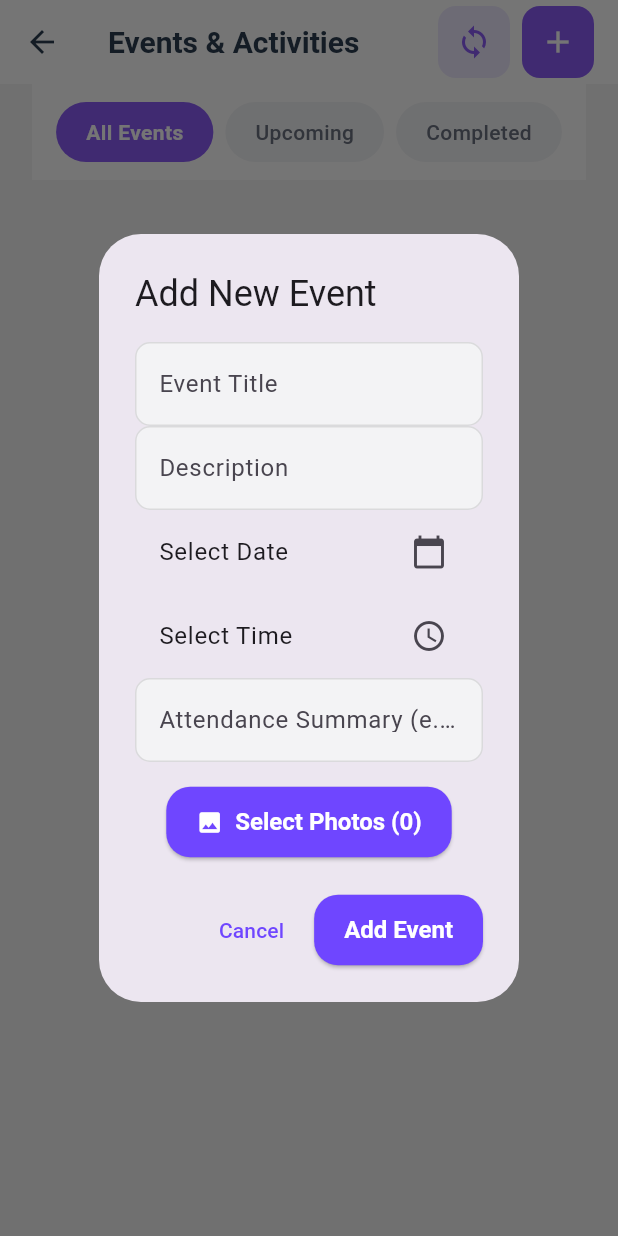
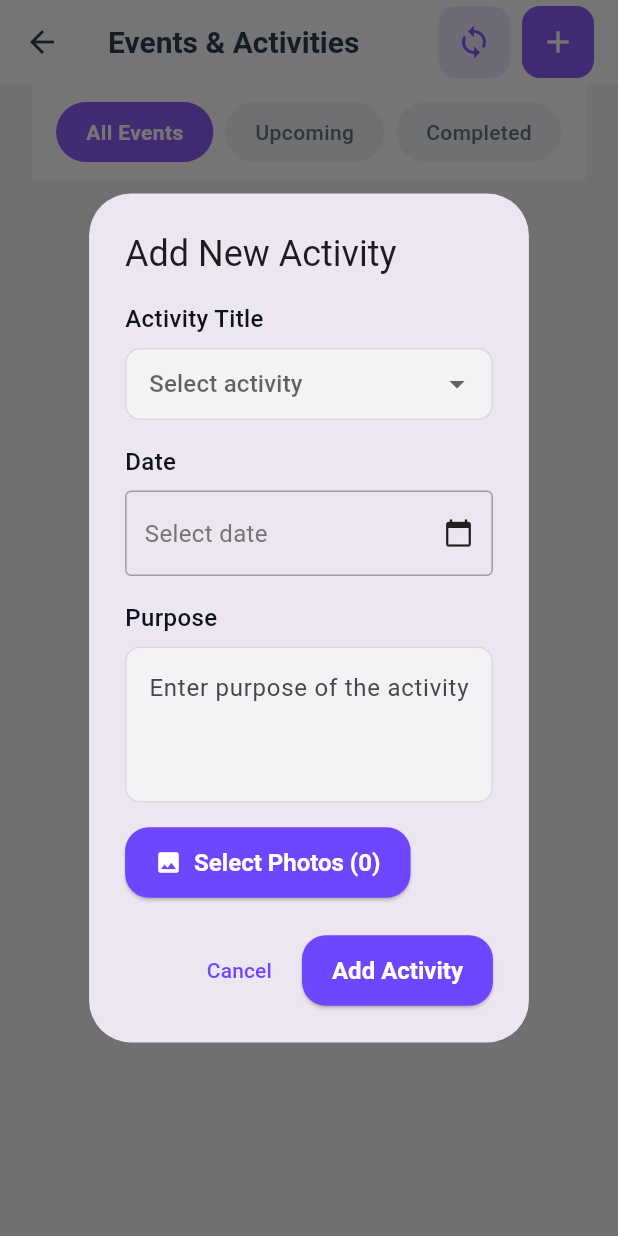
Before and after one commit to Harshal0308/Saral_Samadhan_APP, a Flutter app: the EventsActivitiesPage screen opened directly, after a tap on the "add" icon, on a phone screen of 412 x 824 dp. Run offline on Flutter 3.47's test engine with Material 3 defaults, Android fonts, the light colour scheme and no system bars; our stand-ins replace cached_network_image, connectivity_plus, dotted_border, fl_chart, flutter_dotenv, flutter_local_notifications and 11 more; missing offline and left inert: dart:ffi, excel, google_mlkit_face_detection, tflite_flutter; accounts and stored records are empty; statements that could not run were skipped.

Commit message:
cv
Monthly report

```diff
--- a/lib/main.dart
+++ b/lib/main.dart
@@ -20,6 +20,7 @@ import 'package:samadhan_app/providers/event_provider.dart';
 import 'package:samadhan_app/providers/schedule_provider.dart';
 import 'package:samadhan_app/providers/reminder_provider.dart';
 import 'package:samadhan_app/providers/media_gallery_provider.dart';
+import 'package:samadhan_app/providers/monthly_activity_provider.dart';
 import 'package:samadhan_app/l10n/app_localizations.dart';
 
 import 'package:samadhan_app/services/face_recognition_service.dart';
@@ -65,6 +66,7 @@ class MyApp extends StatelessWidget {
         ChangeNotifierProvider(create: (_) => OfflineSyncProvider()),
         ChangeNotifierProvider(create: (_) => EventProvider()..loadEvents()),
         ChangeNotifierProvider(create: (_) => MediaGalleryProvider()..loadItems()),
+        ChangeNotifierProvider(create: (_) => MonthlyActivityProvider()..loadActivities()),
         ChangeNotifierProvider(create: (_) => ReminderProvider()..initialize()),
         ChangeNotifierProxyProvider<ReminderProvider, ScheduleProvider>(
           create: (_) => ScheduleProvider()..loadSchedules(),
--- /dev/null
+++ b/lib/models/monthly_activity.dart
@@ -0,0 +1,80 @@
+class MonthlyActivity {
+  final int id;
+  final String name;
+  final String? date;
+  final String? purpose;
+  final String centerName;
+  final DateTime? createdAt;
+
+  MonthlyActivity({
+    required this.id,
+    required this.name,
+    this.date,
+    this.purpose,
+    required this.centerName,
+    this.createdAt,
+  });
+
+  factory MonthlyActivity.fromMap(Map<String, dynamic> map, int id) {
+    return MonthlyActivity(
+      id: id,
+      name: map['name'] as String,
+      date: map['date'] as String?,
+      purpose: map['purpose'] as String?,
+      centerName: (map['centerName'] ?? map['center_name'] ?? '') as String,
+      createdAt: map['createdAt'] != null || map['created_at'] != null
+          ? DateTime.parse((map['createdAt'] ?? map['created_at']) as String)
+          : null,
+    );
+  }
+
+  factory MonthlyActivity.fromSupabase(Map<String, dynamic> map) {
+    return MonthlyActivity(
+      id: map['id'] as int,
+      name: map['name'] as String,
+      date: map['date'] as String?,
+      purpose: map['purpose'] as String?,
+      centerName: map['center_name'] as String? ?? '',
+      createdAt: map['created_at'] != null
+          ? DateTime.parse(map['created_at'] as String)
+          : null,
+    );
+  }
+
+  Map<String, dynamic> toMap() {
+    return {
+      'name': name,
+      'date': date,
+      'purpose': purpose,
+      'centerName': centerName,
+      'createdAt': createdAt?.toIso8601String(),
+    };
+  }
+
+  Map<String, dynamic> toSupabase() {
+    return {
+      'name': name,
+      'date': date,
+      'purpose': purpose,
+      'center_name': centerName,
+    };
+  }
+
+  MonthlyActivity copyWith({
+    int? id,
+    String? name,
+    String? date,
+    String? purpose,
+    String? centerName,
+    DateTime? createdAt,
+  }) {
+    return MonthlyActivity(
+      id: id ?? this.id,
+      name: name ?? this.name,
+      date: date ?? this.date,
+      purpose: purpose ?? this.purpose,
+      centerName: centerName ?? this.centerName,
+      createdAt: createdAt ?? this.createdAt,
+    );
+  }
+}
--- a/lib/pages/events_activities_page.dart
+++ b/lib/pages/events_activities_page.dart
@@ -2,10 +2,12 @@ import 'dart:io';
 import 'package:flutter/material.dart';
 import 'package:image_picker/image_picker.dart';
 import 'package:provider/provider.dart';
+import 'package:intl/intl.dart';
 import 'package:samadhan_app/providers/event_provider.dart';
 import 'package:samadhan_app/providers/offline_sync_provider.dart';
 import 'package:samadhan_app/providers/notification_provider.dart';
 import 'package:samadhan_app/providers/user_provider.dart';
+import 'package:samadhan_app/providers/monthly_activity_provider.dart';
 import 'package:samadhan_app/services/photo_sync_service.dart';
 import 'package:samadhan_app/pages/event_photo_viewer_page.dart';
 import 'package:samadhan_app/pages/event_report_page.dart';
@@ -41,47 +43,108 @@ class _EventsActivitiesPageState extends State<EventsActivitiesPage> {
 
   Future<void> _showAddEventDialog() async {
     final _formKey = GlobalKey<FormState>();
-    String? _title;
-    String? _description;
+    String? _selectedActivity;
+    String? _customActivity;
     DateTime? _selectedDate;
-    TimeOfDay? _selectedTime;
-    String? _attendanceSummary;
+    String? _purpose;
+    final _customActivityController = TextEditingController();
+    final _purposeController = TextEditingController();
 
     // Reset picked images for a new dialog instance
     _pickedImages = [];
 
+    final userProvider = Provider.of<UserProvider>(context, listen: false);
+    final activityProvider = Provider.of<MonthlyActivityProvider>(context, listen: false);
+    final centerName = userProvider.userSettings.selectedCenter ?? '';
+
+    // Load activities for dropdown
+    await activityProvider.loadActivities();
+    final activityNames = activityProvider.getActivityNames(centerName);
+
+    if (!mounted) return;
+
     await showDialog<void>(
       context: context,
       builder: (BuildContext dialogContext) {
-        return StatefulBuilder( // Use StatefulBuilder to update dialog UI
+        return StatefulBuilder(
           builder: (context, setStateInDialog) {
             return AlertDialog(
-              title: const Text('Add New Event'),
+              title: const Text('Add New Activity'),
               content: SingleChildScrollView(
                 child: Form(
                   key: _formKey,
                   child: Column(
                     mainAxisSize: MainAxisSize.min,
+                    crossAxisAlignment: CrossAxisAlignment.start,
                     children: [
-                      TextFormField(
-                        decoration: const InputDecoration(labelText: 'Event Title'),
-                        onSaved: (value) => _title = value,
+                      // Activity Dropdown with option to add new
+                      const Text('Activity Title', style: TextStyle(fontWeight: FontWeight.w500)),
+                      const SizedBox(height: 8),
+                      DropdownButtonFormField<String>(
+                        value: _selectedActivity,
+                        isExpanded: true,
+                        decoration: const InputDecoration(
+                          border: OutlineInputBorder(),
+                          contentPadding: EdgeInsets.symmetric(horizontal: 12, vertical: 8),
+                        ),
+                        hint: const Text('Select activity'),
+                        items: [
+                          ...activityNames.map((name) => DropdownMenuItem(
+                            value: name,
+                            child: Text(name),
+                          )),
+                          const DropdownMenuItem(
+                            value: '__custom__',
+                            child: Text('+ Add new activity', style: TextStyle(color: Colors.blue)),
+                          ),
+                        ],
+                        onChanged: (value) {
+                          setStateInDialog(() {
+                            _selectedActivity = value;
+                            if (value != '__custom__') {
+                              _customActivity = null;
+                              _customActivityController.clear();
+                            }
+                          });
+                        },
                         validator: (value) {
-                          if (value == null || value.isEmpty) return 'Please enter a title';
+                          if (value == null || value.isEmpty) {
+                            return 'Please select an activity';
+                          }
+                          if (value == '__custom__' && (_customActivity == null || _customActivity!.isEmpty)) {
+                            return 'Please enter custom activity name';
+                          }
                           return null;
                         },
                       ),
+
+                      // Custom activity text field (shown when "Add new" is selected)
+                      if (_selectedActivity == '__custom__') ...[
+                        const SizedBox(height: 12),
                         TextFormField(
-                        decoration: const InputDecoration(labelText: 'Description'),
-                        onSaved: (value) => _description = value,
+                          controller: _customActivityController,
+                          decoration: const InputDecoration(
+                            labelText: 'New Activity Name',
+                            border: OutlineInputBorder(),
+                          ),
+                          onChanged: (value) {
+                            _customActivity = value;
+                          },
                           validator: (value) {
-                          if (value == null || value.isEmpty) return 'Please enter a description';
+                            if (_selectedActivity == '__custom__' && (value == null || value.isEmpty)) {
+                              return 'Please enter activity name';
+                            }
                             return null;
                           },
                         ),
-                      ListTile(
-                        title: Text(_selectedDate == null ? 'Select Date' : 'Date: ${_selectedDate!.toLocal().toString().split(' ')[0]}'),
-                        trailing: const Icon(Icons.calendar_today),
+                      ],
+
+                      const SizedBox(height: 16),
+
+                      // Date picker
+                      const Text('Date', style: TextStyle(fontWeight: FontWeight.w500)),
+                      const SizedBox(height: 8),
+                      InkWell(
                         onTap: () async {
                           final DateTime? picked = await showDatePicker(
                             context: dialogContext,
@@ -95,34 +158,64 @@ class _EventsActivitiesPageState extends State<EventsActivitiesPage> {
                             });
                           }
                         },
+                        child: Container(
+                          padding: const EdgeInsets.symmetric(horizontal: 12, vertical: 16),
+                          decoration: BoxDecoration(
+                            border: Border.all(color: Colors.grey),
+                            borderRadius: BorderRadius.circular(4),
                           ),
-                      ListTile(
-                        title: Text(_selectedTime == null ? 'Select Time' : 'Time: ${_selectedTime!.format(dialogContext)}'),
-                        trailing: const Icon(Icons.access_time),
-                        onTap: () async {
-                          final TimeOfDay? picked = await showTimePicker(
-                            context: dialogContext,
-                            initialTime: _selectedTime ?? TimeOfDay.now(),
-                          );
-                          if (picked != null) {
-                            setStateInDialog(() {
-                              _selectedTime = picked;
-                            });
+                          child: Row(
+                            mainAxisAlignment: MainAxisAlignment.spaceBetween,
+                            children: [
+                              Text(
+                                _selectedDate == null
+                                    ? 'Select date'
+                                    : DateFormat('dd/MM/yyyy').format(_selectedDate!),
+                                style: TextStyle(
+                                  color: _selectedDate == null ? Colors.grey[600] : Colors.black,
+                                ),
+                              ),
+                              const Icon(Icons.calendar_today, size: 20),
+                            ],
+                          ),
+                        ),
+                      ),
+
+                      const SizedBox(height: 16),
+
+                      // Purpose field
+                      const Text('Purpose', style: TextStyle(fontWeight: FontWeight.w500)),
+                      const SizedBox(height: 8),
+                      TextFormField(
+                        controller: _purposeController,
+                        maxLines: 3,
+                        decoration: const InputDecoration(
+                          hintText: 'Enter purpose of the activity',
+                          border: OutlineInputBorder(),
+                        ),
+                        onChanged: (value) {
+                          _purpose = value;
+                        },
+                        validator: (value) {
+                          if (value == null || value.isEmpty) {
+                            return 'Please enter purpose';
                           }
+                          return null;
                         },
                       ),
-                      TextFormField(
-                        decoration: const InputDecoration(labelText: 'Attendance Summary (e.g., 100 students, 5 volunteers)'),
-                        onSaved: (value) => _attendanceSummary = value,
-                      ),
+
                       const SizedBox(height: 16),
+
+                      // Photo picker
                       ElevatedButton.icon(
                         onPressed: () => _pickImages(setStateInDialog),
                         icon: const Icon(Icons.image),
                         label: Text('Select Photos (${_pickedImages.length})'),
                       ),
                       if (_pickedImages.isNotEmpty)
-                        GridView.builder(
+                        Padding(
+                          padding: const EdgeInsets.only(top: 8),
+                          child: GridView.builder(
                             shrinkWrap: true,
                             physics: const NeverScrollableScrollPhysics(),
                             gridDelegate: const SliverGridDelegateWithFixedCrossAxisCount(
@@ -135,6 +228,7 @@ class _EventsActivitiesPageState extends State<EventsActivitiesPage> {
                               return Image.file(_pickedImages[index], fit: BoxFit.cover);
                             },
                           ),
+                        ),
                     ],
                   ),
                 ),
@@ -145,41 +239,55 @@ class _EventsActivitiesPageState extends State<EventsActivitiesPage> {
                   onPressed: () => Navigator.of(dialogContext).pop(),
                 ),
                 ElevatedButton(
-                  child: const Text('Add Event'),
+                  child: const Text('Add Activity'),
                   onPressed: () async {
-                    if (_formKey.currentState!.validate() && _selectedDate != null && _selectedTime != null) {
+                    if (_formKey.currentState!.validate() && _selectedDate != null) {
                       _formKey.currentState!.save();
+
+                      final activityName = _selectedActivity == '__custom__'
+                          ? _customActivity!
+                          : _selectedActivity!;
+
                       final eventProvider = Provider.of<EventProvider>(context, listen: false);
                       final offlineSyncProvider = Provider.of<OfflineSyncProvider>(context, listen: false);
                       final notificationProvider = Provider.of<NotificationProvider>(context, listen: false);
-                      final userProvider = Provider.of<UserProvider>(context, listen: false);
-                      final centerName = userProvider.userSettings.selectedCenter ?? '';
+                      final activityProvider = Provider.of<MonthlyActivityProvider>(context, listen: false);
 
+                      // Add to monthly activities
+                      await activityProvider.addActivity(
+                        name: activityName,
+                        date: DateFormat('dd/MM/yyyy').format(_selectedDate!),
+                        purpose: _purpose,
+                        centerName: centerName,
+                      );
+
+                      // Add as event
                       await eventProvider.addEvent(
-                        title: _title!,
-                        description: _description!,
+                        title: activityName,
+                        description: _purpose ?? '',
                         date: _selectedDate!,
-                        time: _selectedTime!,
-                        attendanceSummary: _attendanceSummary ?? 'N/A',
+                        time: TimeOfDay.now(),
+                        attendanceSummary: 'N/A',
                         photoPaths: _pickedImages.map((f) => f.path).toList(),
                         centerName: centerName,
                       );
+
                       offlineSyncProvider.addPendingChange();
                       notificationProvider.addNotification(
-                        title: 'New Event Added',
-                        message: 'Event "$_title" on ${_selectedDate!.toLocal().toString().split(' ')[0]} has been added.',
+                        title: 'New Activity Added',
+                        message: 'Activity "$activityName" on ${DateFormat('dd/MM/yyyy').format(_selectedDate!)} has been added.',
                         type: 'info',
                       );
 
                       if (mounted) {
                         ScaffoldMessenger.of(context).showSnackBar(
-                          const SnackBar(content: Text('Event added successfully!')),
+                          const SnackBar(content: Text('Activity added successfully!')),
                         );
                         Navigator.of(dialogContext).pop();
                       }
-                    } else {
+                    } else if (_selectedDate == null) {
                       ScaffoldMessenger.of(context).showSnackBar(
-                        const SnackBar(content: Text('Please fill all required fields.')),
+                        const SnackBar(content: Text('Please select a date')),
                       );
                     }
                   },
--- /dev/null
+++ b/lib/providers/monthly_activity_provider.dart
@@ -0,0 +1,142 @@
+import 'package:flutter/material.dart';
+import 'package:sembast/sembast.dart';
+import 'package:supabase_flutter/supabase_flutter.dart';
+import 'package:samadhan_app/services/database_service.dart';
+import 'package:samadhan_app/models/monthly_activity.dart';
+
+class MonthlyActivityProvider with ChangeNotifier {
+  final _activityStore = intMapStoreFactory.store('monthly_activities');
+  final DatabaseService _dbService = DatabaseService();
+  final _supabase = Supabase.instance.client;
+
+  List<MonthlyActivity> _activities = [];
+  List<MonthlyActivity> get activities => _activities;
+
+  // Default activities
+  static const List<String> defaultActivities = [
+    'Bal Sabha',
+    'Monthly test',
+    'Parents meet',
+    'Volunteer meet',
+    'Sports',
+    'Art',
+    'Centre cleaning',
+    'Seva Day',
+  ];
+
+  // Get unique activity names for dropdown
+  List<String> getActivityNames(String centerName) {
+    final centerActivities = _activities
+        .where((a) => a.centerName == centerName)
+        .map((a) => a.name)
+        .toSet();
+
+    // Combine default activities with custom ones
+    final allNames = {...defaultActivities, ...centerActivities};
+    return allNames.toList()..sort();
+  }
+
+  // Get activities for a specific center
+  List<MonthlyActivity> getActivitiesForCenter(String centerName) {
+    return _activities.where((a) => a.centerName == centerName).toList();
+  }
+
+  Future<void> loadActivities() async {
+    final db = await _dbService.database;
+    final snapshots = await _activityStore.find(db);
+    _activities = snapshots
+        .map((s) => MonthlyActivity.fromMap(s.value, s.key))
+        .toList()
+      ..sort((a, b) => (b.createdAt ?? DateTime.now()).compareTo(a.createdAt ?? DateTime.now()));
+    notifyListeners();
+  }
+
+  Future<MonthlyActivity> addActivity({
+    required String name,
+    String? date,
+    String? purpose,
+    required String centerName,
+  }) async {
+    final db = await _dbService.database;
+
+    final activity = MonthlyActivity(
+      id: 0,
+      name: name,
+      date: date,
+      purpose: purpose,
+      centerName: centerName,
+      createdAt: DateTime.now(),
+    );
+
+    final localId = await _activityStore.add(db, activity.toMap());
+
+    // Sync to Supabase
+    try {
+      await _supabase.from('monthly_activities').insert(activity.toSupabase());
+      print('✅ Activity synced to Supabase: $name');
+    } catch (e) {
+      print('⚠️ Error syncing activity to Supabase: $e');
+    }
+
+    await loadActivities();
+    return activity.copyWith(id: localId);
+  }
+
+  Future<void> updateActivity(MonthlyActivity activity) async {
+    final db = await _dbService.database;
+    await _activityStore.update(
+      db,
+      activity.toMap(),
+      finder: Finder(filter: Filter.byKey(activity.id)),
+    );
+
+    // Sync to Supabase
+    try {
+      await _supabase
+          .from('monthly_activities')
+          .update(activity.toSupabase())
+          .eq('id', activity.id);
+    } catch (e) {
+      print('⚠️ Error updating activity in Supabase: $e');
+    }
+
+    await loadActivities();
+  }
+
+  Future<void> syncFromCloud(String centerName) async {
+    try {
+      final response = await _supabase
+          .from('monthly_activities')
+          .select()
+          .eq('center_name', centerName)
+          .order('created_at', ascending: false);
+
+      final db = await _dbService.database;
+
+      for (var data in response) {
+        final cloudActivity = MonthlyActivity.fromSupabase(data);
+
+        // Check if exists locally
+        final existing = await _activityStore.findFirst(
+          db,
+          finder: Finder(
+            filter: Filter.and([
+              Filter.equals('name', cloudActivity.name),
+              Filter.equals('centerName', cloudActivity.centerName),
+              Filter.equals('date', cloudActivity.date),
+            ]),
+          ),
+        );
+
+        if (existing == null) {
+          await _activityStore.add(db, cloudActivity.toMap());
+        }
+      }
+
+      await loadActivities();
+      print('✅ Activities synced from cloud for: $centerName');
+    } catch (e) {
+      print('❌ Error syncing activities from cloud: $e');
+    }
+  }
+}
```
Also changed, not shown: lib/pages/monthly_reports_page.dart (+59 -66 lines). Lines whose indentation alone changed are shown as unchanged.
